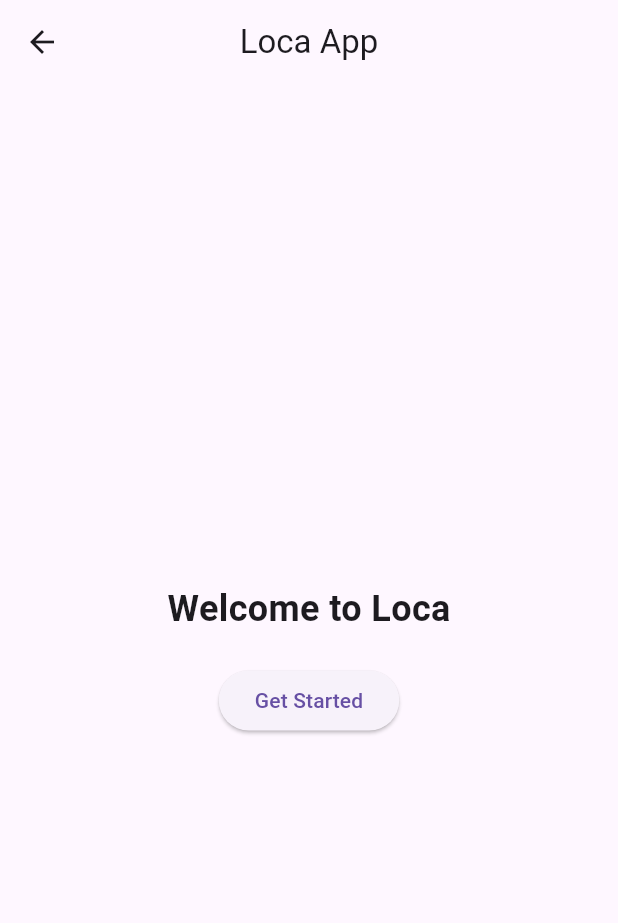
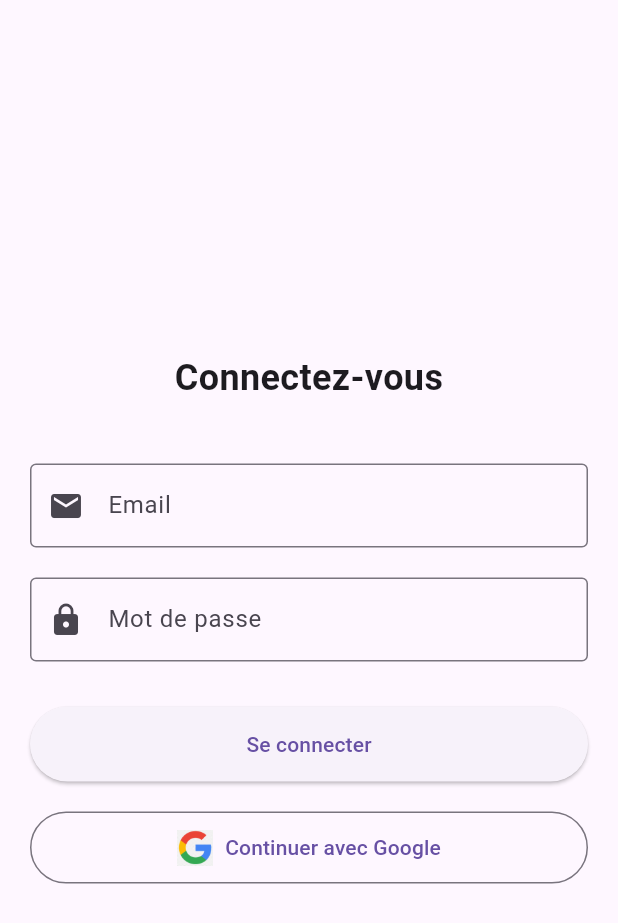
Before and after one commit to Tiavina22/loca, a Flutter app: the screen it shows after launch, on a phone screen of 412 x 824 dp. Shown: the top 923 px of the screen. Run offline on Flutter 3.47's test engine with Material 3 defaults, Android fonts, the phone set to English and light mode, and no system bars.

```diff
--- a/lib/core/presentation/pages/loading_page.dart
+++ b/lib/core/presentation/pages/loading_page.dart
@@ -15,7 +15,7 @@ class _LoadingPageState extends State<LoadingPage> {
   void initState() {
     super.initState();
     Timer(const Duration(seconds: 3), () {
-      Navigator.of(context).pushReplacementNamed(AppRouter.home);
+      Navigator.of(context).pushReplacementNamed(AppRouter.auth);
     });
   }
 
--- a/lib/core/routes/app_router.dart
+++ b/lib/core/routes/app_router.dart
@@ -1,10 +1,12 @@
 import 'package:flutter/material.dart';
 import '../presentation/pages/loading_page.dart';
 import '../../features/home/presentation/pages/home_page.dart';
+import '../../features/auth/presentation/pages/auth_page.dart';
 
 class AppRouter {
   static const String loading = '/loading';
   static const String home = '/';
+  static const String auth = '/auth';
 
   static Route<dynamic> onGenerateRoute(RouteSettings settings) {
     switch (settings.name) {
@@ -12,6 +14,8 @@ class AppRouter {
         return MaterialPageRoute(builder: (_) => const LoadingPage());
       case home:
         return MaterialPageRoute(builder: (_) => const HomePage());
+      case auth:
+        return MaterialPageRoute(builder: (_) => const AuthPage());
       default:
         return MaterialPageRoute(
           builder:
--- /dev/null
+++ b/lib/features/auth/presentation/pages/auth_page.dart
@@ -0,0 +1,103 @@
+import 'package:flutter/material.dart';
+
+class AuthPage extends StatefulWidget {
+  const AuthPage({super.key});
+
+  @override
+  State<AuthPage> createState() => _AuthPageState();
+}
+
+class _AuthPageState extends State<AuthPage> {
+  final _formKey = GlobalKey<FormState>();
+  final _emailController = TextEditingController();
+  final _passwordController = TextEditingController();
+
+  @override
+  void dispose() {
+    _emailController.dispose();
+    _passwordController.dispose();
+    super.dispose();
+  }
+
+  @override
+  Widget build(BuildContext context) {
+    return Scaffold(
+      body: SafeArea(
+        child: Padding(
+          padding: const EdgeInsets.all(20.0),
+          child: Form(
+            key: _formKey,
+            child: Column(
+              mainAxisAlignment: MainAxisAlignment.center,
+              crossAxisAlignment: CrossAxisAlignment.stretch,
+              children: [
+                const Text(
+                  'Connectez-vous',
+                  style: TextStyle(fontSize: 24, fontWeight: FontWeight.bold),
+                  textAlign: TextAlign.center,
+                ),
+                const SizedBox(height: 40),
+                TextFormField(
+                  controller: _emailController,
+                  decoration: const InputDecoration(
+                    labelText: 'Email',
+                    border: OutlineInputBorder(),
+                    prefixIcon: Icon(Icons.email),
+                  ),
+                  validator: (value) {
+                    if (value == null || !value.contains('@')) {
+                      return 'Veuillez entrer un email valide';
+                    }
+                    return null;
+                  },
+                ),
+                const SizedBox(height: 20),
+                TextFormField(
+                  controller: _passwordController,
+                  decoration: const InputDecoration(
+                    labelText: 'Mot de passe',
+                    border: OutlineInputBorder(),
+                    prefixIcon: Icon(Icons.lock),
+                  ),
+                  obscureText: true,
+                  validator: (value) {
+                    if (value == null || value.length < 6) {
+                      return 'Le mot de passe doit contenir au moins 6 caractères';
+                    }
+                    return null;
+                  },
+                ),
+                const SizedBox(height: 30),
+                ElevatedButton(
+                  onPressed: () {
+                    if (_formKey.currentState!.validate()) {
+                      // TODO: Implémenter la logique de connexion
+                    }
+                  },
+                  style: ElevatedButton.styleFrom(
+                    padding: const EdgeInsets.symmetric(vertical: 15),
+                  ),
+                  child: const Text('Se connecter'),
+                ),
+                const SizedBox(height: 20),
+                OutlinedButton.icon(
+                  onPressed: () {
+                    // TODO: Implémenter la connexion Google
+                  },
+                  icon: Image.asset(
+                    'assets/images/logos/logo-google.png',
+                    height: 24,
+                  ),
+                  label: const Text('Continuer avec Google'),
+                  style: OutlinedButton.styleFrom(
+                    padding: const EdgeInsets.symmetric(vertical: 12),
+                  ),
+                ),
+              ],
+            ),
+          ),
+        ),
+      ),
+    );
+  }
+}
--- a/pubspec.yaml
+++ b/pubspec.yaml
@@ -17,3 +17,5 @@ dev_dependencies:
 
 flutter:
   uses-material-design: true
+  assets:
+    - assets/images/logos/logo-google.png
```
Also changed, not shown: assets/images/logos/logo-google.png (added).
